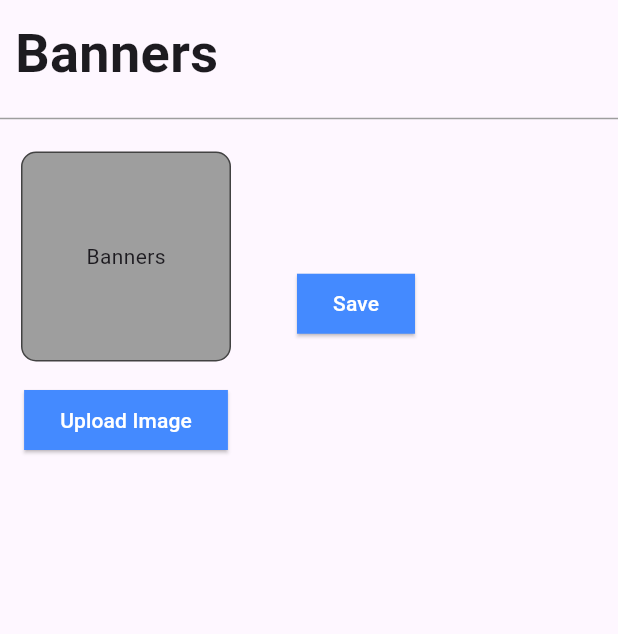
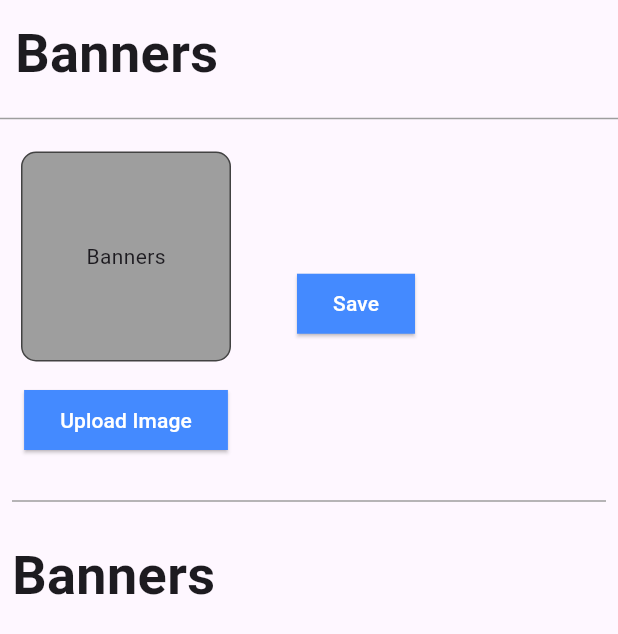
Before and after one commit to Md-LatifurRatul/multi-store-app-web-admin, a Flutter app: the UploadBannerScreen widget shown alone on an empty page, opened directly, on a phone screen of 412 x 824 dp. Shown: the top 634 px of the screen. Run offline on Flutter 3.47's test engine with Material 3 defaults, Android fonts, the phone set to English and light mode, and no system bars; our stand-ins replace cloud_firestore, file_picker, firebase_core, flutter_easyloading, supabase_flutter; missing offline and left inert: flutter_admin_scaffold; accounts and stored records are empty; statements that could not run were skipped.

Commit message:
display banner

```diff
--- a/lib/views/screens/side_bar_screen/upload_banner_screen.dart
+++ b/lib/views/screens/side_bar_screen/upload_banner_screen.dart
@@ -2,6 +2,7 @@
 
 import 'package:cloud_firestore/cloud_firestore.dart';
 import 'package:ecom_multi_store_web_admin/views/screens/widgets/banner_button.dart';
+import 'package:ecom_multi_store_web_admin/views/screens/widgets/banner_widget.dart';
 import 'package:file_picker/file_picker.dart';
 import 'package:flutter/material.dart';
 import 'package:flutter_easyloading/flutter_easyloading.dart';
@@ -143,6 +144,23 @@
               ),
             ],
           ),
+          Padding(
+            padding: const EdgeInsets.all(8.0),
+            child: Divider(
+              color: Colors.grey,
+            ),
+          ),
+          Padding(
+            padding: const EdgeInsets.all(8.0),
+            child: Container(
+              alignment: Alignment.topLeft,
+              child: Text(
+                'Banners',
+                style: TextStyle(fontSize: 36, fontWeight: FontWeight.bold),
+              ),
+            ),
+          ),
+          BannerWidget(),
         ],
       ),
     );
--- /dev/null
+++ b/lib/views/screens/widgets/banner_widget.dart
@@ -0,0 +1,46 @@
+import 'package:cloud_firestore/cloud_firestore.dart';
+import 'package:flutter/material.dart';
+
+class BannerWidget extends StatelessWidget {
+  const BannerWidget({super.key});
+
+  @override
+  Widget build(BuildContext context) {
+    final Stream<QuerySnapshot> bannersStream =
+        FirebaseFirestore.instance.collection('banners').snapshots();
+    return StreamBuilder<QuerySnapshot>(
+      stream: bannersStream,
+      builder: (BuildContext context, AsyncSnapshot<QuerySnapshot> snapshot) {
+        if (snapshot.hasError) {
+          return Text('Something went wrong');
+        }
+
+        if (snapshot.connectionState == ConnectionState.waiting) {
+          return Center(
+            child: CircularProgressIndicator(
+              color: Colors.cyan,
+            ),
+          );
+        }
+
+        return GridView.builder(
+            shrinkWrap: true,
+            itemCount: snapshot.data!.size,
+            gridDelegate: SliverGridDelegateWithFixedCrossAxisCount(
+                crossAxisCount: 5, mainAxisSpacing: 8, crossAxisSpacing: 8),
+            itemBuilder: (context, index) {
+              final bannerData = snapshot.data!.docs[index];
+              return Column(
+                children: [
+                  SizedBox(
+                    height: 100,
+                    width: 100,
+                    child: Image.network(bannerData['image']),
+                  ),
+                ],
+              );
+            });
+      },
+    );
+  }
+}
```
